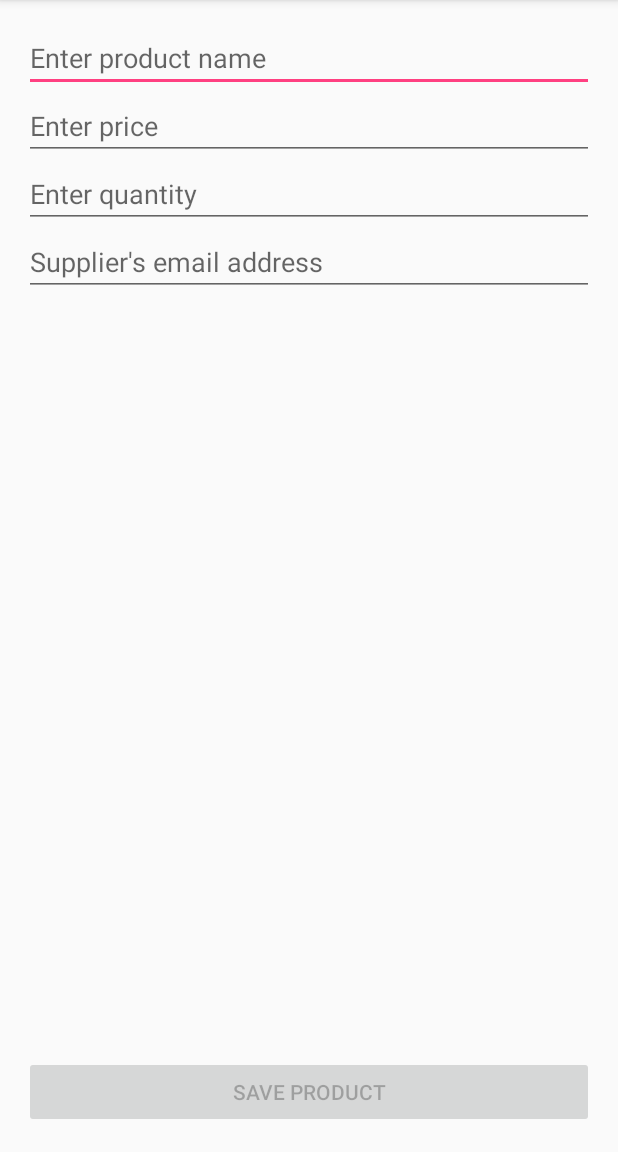
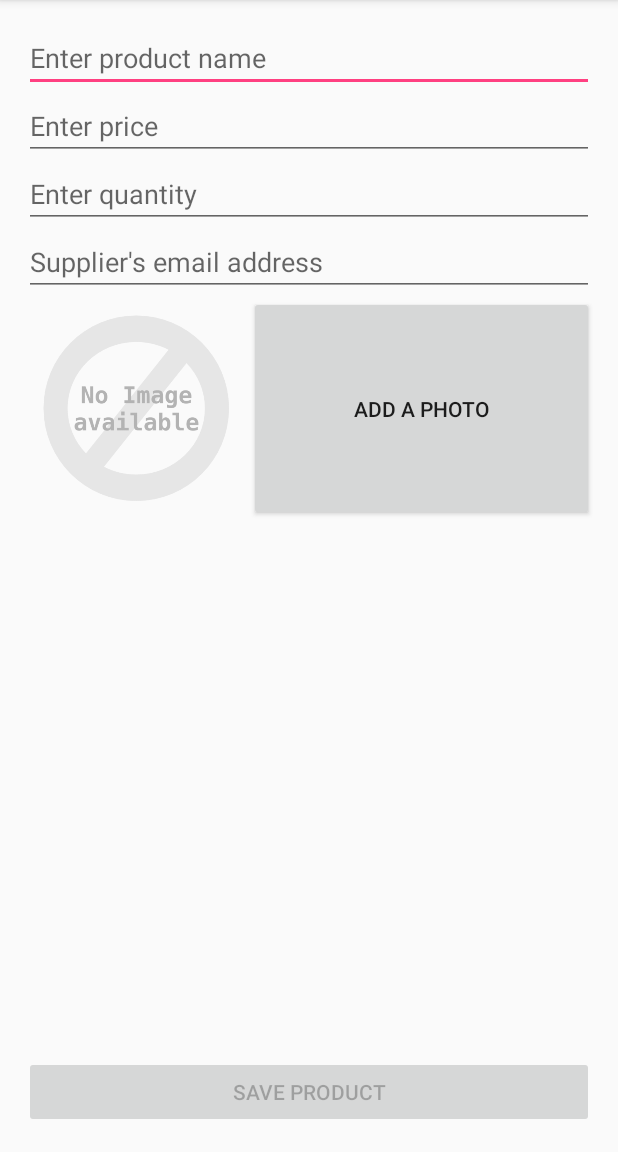
Before and after one commit to sprejjs/InventoryTracking, an Android app: the NewProductActivity screen opened directly, with no data from a screen before it, on a phone screen of 412 x 824 dp, the part 84-1236 px from its top. Run offline under Robolectric (Android 15) with nearby library versions, the phone set to English and light mode, and no system bars; our stand-ins replace ButterKnife.

Commit message:
Adds functionality to pick a photo.

```diff
--- a/app/src/main/res/layout/activity_new_product.xml
+++ b/app/src/main/res/layout/activity_new_product.xml
@@ -36,6 +36,25 @@
         android:inputType="textEmailAddress"
         android:maxLines="1" />
 
+    <LinearLayout
+        android:layout_width="match_parent"
+        android:layout_height="wrap_content">
+
+        <ImageView
+            android:id="@+id/photo_image_view"
+            android:layout_width="150dp"
+            android:layout_height="150dp"
+            android:src="@drawable/no_image" />
+
+        <Button
+            android:id="@+id/add_photo_button"
+            android:layout_width="0dp"
+            android:layout_height="match_parent"
+            android:layout_weight="1"
+            android:text="@string/btn_add_photo" />
+
+    </LinearLayout>
+
     <Space
         android:layout_width="match_parent"
         android:layout_height="0dp"
@@ -45,7 +64,7 @@
         android:id="@+id/activity_name_product_save_button"
         android:layout_width="match_parent"
         android:layout_height="wrap_content"
-        android:text="@string/btn_save"
-        android:enabled="false"/>
+        android:enabled="false"
+        android:text="@string/btn_save" />
 
 </LinearLayout>
--- a/app/src/main/res/values/strings.xml
+++ b/app/src/main/res/values/strings.xml
@@ -10,4 +10,5 @@
     <string name="hint_quantity">Enter quantity</string>
     <string name="btn_save">Save product</string>
     <string name="hint_email">Supplier\'s email address</string>
+    <string name="btn_add_photo">Add a photo</string>
 </resources>
```
Also changed, not shown: app/src/main/java/com/spreys/inventorytracking/activities/NewProductActivity.java (+44 -1 lines), app/src/main/res/drawable/no_image.png (added).
